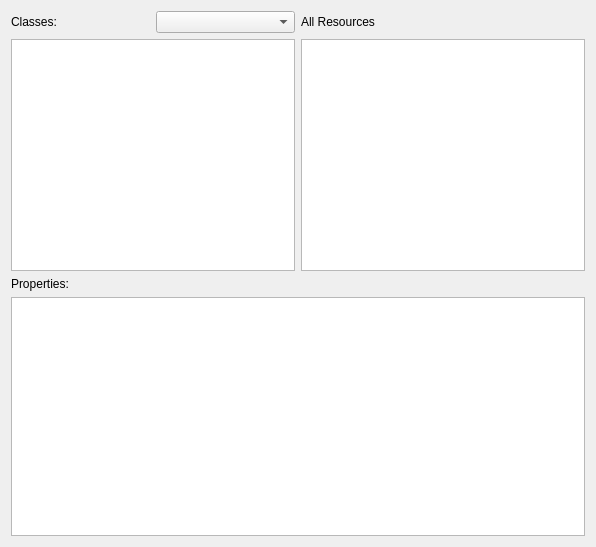
Above: mainwindow.ui from KDE/nepomukshell before the change. Below: the same form after it.
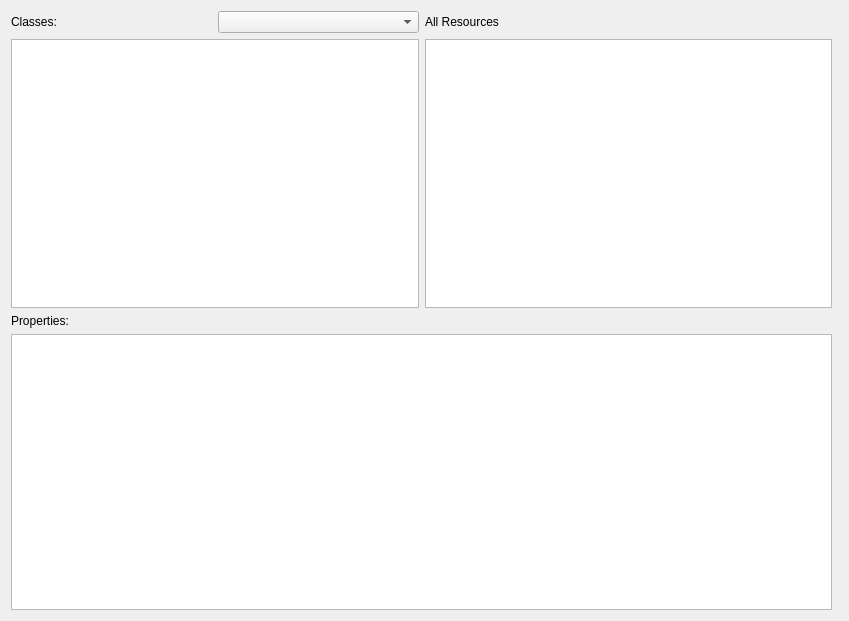
That is the form after the change. Custom widgets are drawn as their Qt base class.

Commit message: Added ResourceEditor and drag'n'drop support

What changed in the file:
```diff
--- a/mainwindow.ui
+++ b/mainwindow.ui
@@ -1,62 +1,78 @@
 <ui version="4.0" >
  <class>MainWindow</class>
- <widget class="QWidget" name="MainWindow" >
-  <property name="geometry" >
+ <widget class="QWidget" name="MainWindow">
+  <property name="geometry">
    <rect>
     <x>0</x>
     <y>0</y>
-    <width>596</width>
-    <height>547</height>
+    <width>849</width>
+    <height>621</height>
    </rect>
   </property>
-  <layout class="QVBoxLayout" >
-   <item>
-    <layout class="QGridLayout" >
-     <item row="0" column="0" >
-      <layout class="QHBoxLayout" >
+  <layout class="QGridLayout" name="gridLayout">
+   <item row="0" column="0">
+    <layout class="QGridLayout">
+     <item row="0" column="0">
+      <layout class="QHBoxLayout">
        <item>
-        <widget class="QLabel" name="label" >
-         <property name="text" >
+        <widget class="QLabel" name="label">
+         <property name="text">
           <string>Classes:</string>
          </property>
         </widget>
        </item>
        <item>
-        <widget class="QComboBox" name="m_baseClassCombo" />
+        <widget class="QComboBox" name="m_baseClassCombo"/>
        </item>
       </layout>
      </item>
-     <item row="0" column="1" >
-      <widget class="QLabel" name="m_labelResourceViewTitle" >
-       <property name="text" >
+     <item row="0" column="1">
+      <widget class="QLabel" name="m_labelResourceViewTitle">
+       <property name="text">
         <string>All Resources</string>
        </property>
       </widget>
      </item>
-     <item row="1" column="0" >
-      <widget class="QTreeView" name="m_pimoView" />
+     <item row="1" column="0">
+      <widget class="QTreeView" name="m_pimoView"/>
      </item>
-     <item row="1" column="1" >
-      <widget class="QListView" name="m_resourceView" />
+     <item row="1" column="1">
+      <widget class="ResourceView" name="m_resourceView"/>
      </item>
     </layout>
    </item>
-   <item>
-    <layout class="QVBoxLayout" >
+   <item row="0" column="1" rowspan="2">
+    <widget class="Nepomuk::ResourceEditor" name="m_resourceEditor" native="true"/>
+   </item>
+   <item row="1" column="0">
+    <layout class="QVBoxLayout">
      <item>
-      <widget class="QLabel" name="label_2" >
-       <property name="text" >
+      <widget class="QLabel" name="label_2">
+       <property name="text">
         <string>Properties:</string>
        </property>
       </widget>
      </item>
      <item>
-      <widget class="QTreeView" name="m_propertyView" />
+      <widget class="QTreeView" name="m_propertyView"/>
      </item>
     </layout>
    </item>
   </layout>
  </widget>
+ <customwidgets>
+  <customwidget>
+   <class>Nepomuk::ResourceEditor</class>
+   <extends>QWidget</extends>
+   <header>resourceeditor.h</header>
+   <container>1</container>
+  </customwidget>
+  <customwidget>
+   <class>ResourceView</class>
+   <extends>QListView</extends>
+   <header>resourceview.h</header>
+  </customwidget>
+ </customwidgets>
  <resources/>
  <connections/>
 </ui>
```
Left out of the diff: 3 changed lines with no effect on the pictures. The commit also changes 5 other files.
